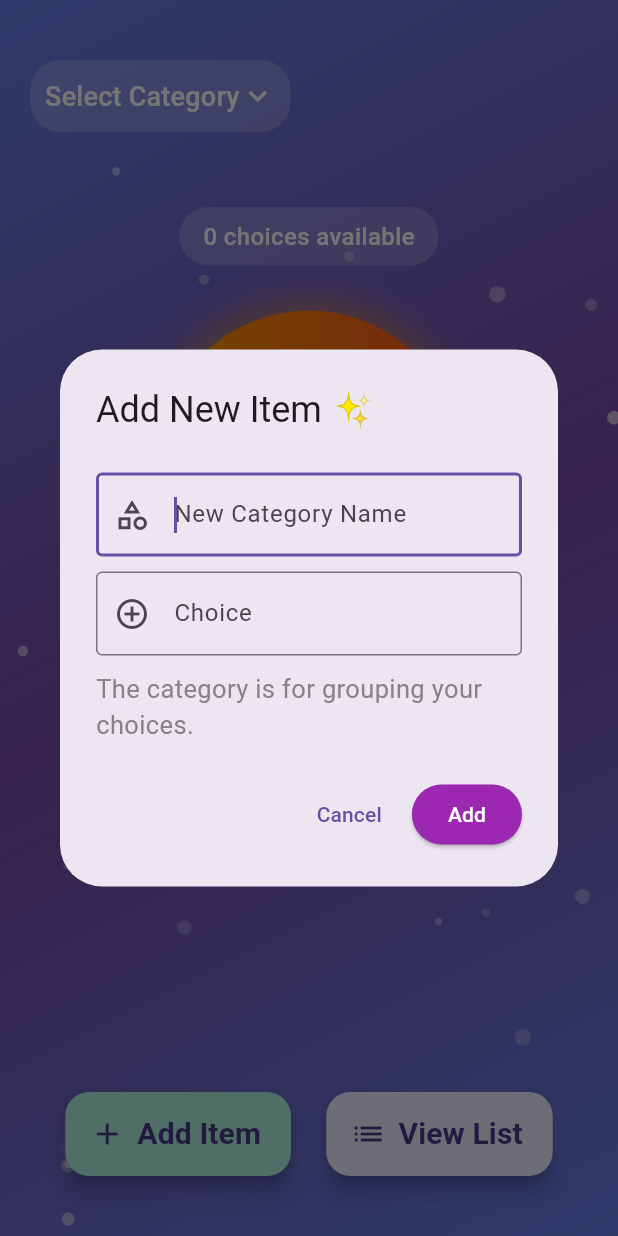
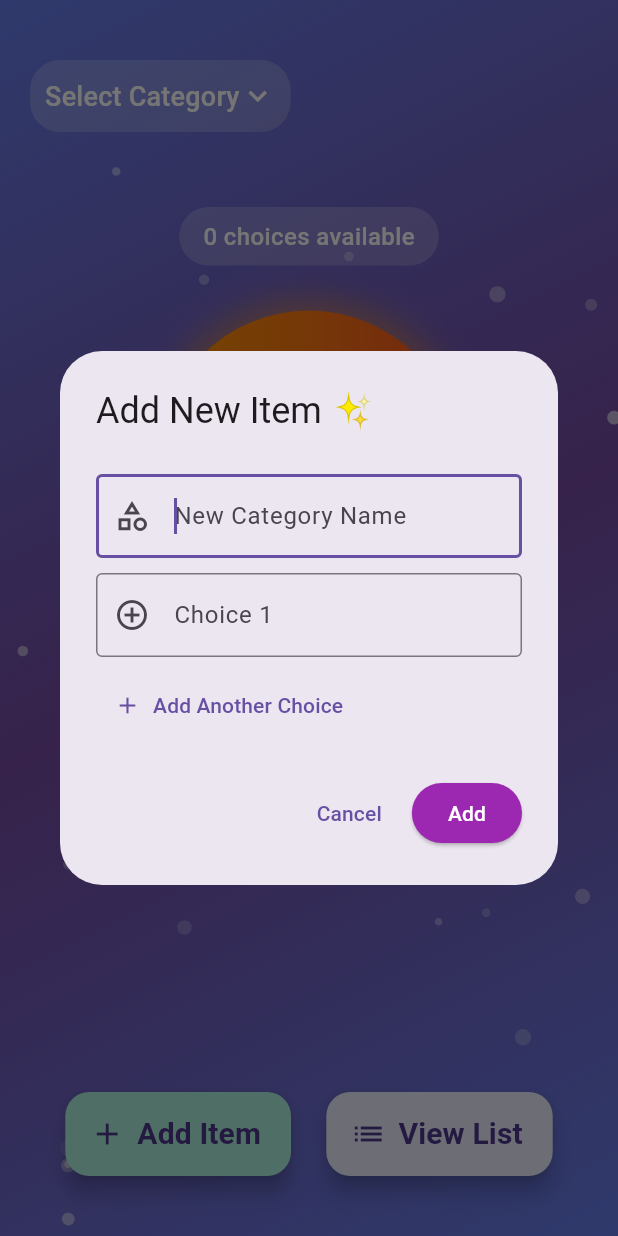
Before and after one commit to Feriel080/RandomChoice, a Flutter app: the screen it shows after launch, after a tap on "Add Item", on a phone screen of 412 x 824 dp. Run offline on Flutter 3.47's test engine with Material 3 defaults, Android fonts, the phone set to English and light mode, and no system bars; our stand-ins replace logger, shared_preferences; Roboto replaces fonts that are missing (Caveat).

Commit message:
adding new feature

```diff
--- a/lib/widgets/add_choice_dialog.dart
+++ b/lib/widgets/add_choice_dialog.dart
@@ -15,7 +15,9 @@ class AddChoiceDialog extends StatefulWidget {
 }
 
 class _AddChoiceDialogState extends State<AddChoiceDialog> {
-  final TextEditingController _choiceController = TextEditingController();
+  final List<TextEditingController> _choiceControllers = [
+    TextEditingController(),
+  ];
   final TextEditingController _categoryController = TextEditingController();
   bool _isLoading = false;
   bool _submitted = false;
@@ -30,7 +32,9 @@ class _AddChoiceDialogState extends State<AddChoiceDialog> {
 
   @override
   void dispose() {
-    _choiceController.dispose();
+    for (final controller in _choiceControllers) {
+      controller.dispose();
+    }
     _categoryController.dispose();
     super.dispose();
   }
@@ -41,11 +45,27 @@ class _AddChoiceDialogState extends State<AddChoiceDialog> {
         : _selectedExistingCategory ?? '';
   }
 
+  void _addChoiceField() {
+    setState(() {
+      _choiceControllers.add(TextEditingController());
+    });
+  }
+
+  void _removeChoiceField(int index) {
+    setState(() {
+      _choiceControllers[index].dispose();
+      _choiceControllers.removeAt(index);
+    });
+  }
+
   Future<void> _addChoice() async {
-    final choice = _choiceController.text.trim();
     final category = _resolvedCategory;
+    final choices = _choiceControllers
+        .map((c) => c.text.trim())
+        .where((c) => c.isNotEmpty)
+        .toList();
 
-    if (choice.isEmpty || category.isEmpty) {
+    if (choices.isEmpty || category.isEmpty) {
       setState(() => _submitted = true);
       return;
     }
@@ -53,7 +73,9 @@ class _AddChoiceDialogState extends State<AddChoiceDialog> {
     setState(() => _isLoading = true);
 
     try {
+      for (final choice in choices) {
         await widget.onAdd(category, choice);
+      }
       if (mounted) {
         Navigator.pop(context);
       }
@@ -84,6 +106,9 @@ class _AddChoiceDialogState extends State<AddChoiceDialog> {
   @override
   Widget build(BuildContext context) {
     final categoryIsEmpty = _categoryController.text.trim().isEmpty;
+    final allChoicesEmpty = _choiceControllers.every(
+      (c) => c.text.trim().isEmpty,
+    );
 
     return AlertDialog(
       title: const Text('Add New Item ✨'),
@@ -95,17 +120,17 @@ class _AddChoiceDialogState extends State<AddChoiceDialog> {
             children: [
               if (widget.existingCategories.isNotEmpty)
                 ToggleButtons(
-                isSelected: [
-                  !_creatingNewCategory,
-                  _creatingNewCategory,
-                ],
+                  isSelected: [!_creatingNewCategory, _creatingNewCategory],
                   onPressed: (index) {
                     setState(() {
                       _creatingNewCategory = index == 1;
                     });
                   },
                   borderRadius: BorderRadius.circular(8),
-                constraints: const BoxConstraints(minHeight: 36, minWidth: 100),
+                  constraints: const BoxConstraints(
+                    minHeight: 36,
+                    minWidth: 100,
+                  ),
                   children: const [
                     Padding(
                       padding: EdgeInsets.symmetric(horizontal: 12),
@@ -131,17 +156,14 @@ class _AddChoiceDialogState extends State<AddChoiceDialog> {
                   mouseCursor: SystemMouseCursors.click,
                   dropdownMenuItemMouseCursor: SystemMouseCursors.click,
                   items: widget.existingCategories.map((cat) {
-                  return DropdownMenuItem(
-                    value: cat,
-                    child: Text(cat),
-                  );
+                    return DropdownMenuItem(value: cat, child: Text(cat));
                   }).toList(),
                   onChanged: (val) {
                     setState(() {
                       _selectedExistingCategory = val;
                       if (_submitted) setState(() {});
                     });
-                }
+                  },
                 )
               else
                 TextField(
@@ -158,26 +180,54 @@ class _AddChoiceDialogState extends State<AddChoiceDialog> {
                   onSubmitted: (_) => _addChoice(),
                 ),
               const SizedBox(height: 10),
-              TextField(
-                controller: _choiceController,
+              ..._choiceControllers.asMap().entries.map((entry) {
+                final index = entry.key;
+                final controller = entry.value;
+
+                return Padding(
+                  padding: const EdgeInsets.only(bottom: 8),
+                  child: Row(
+                    children: [
+                      Expanded(
+                        child: TextField(
+                          controller: controller,
                           decoration: _fieldDecoration(
-                  hint: 'Choice',
+                            hint: 'Choice ${index + 1}',
                             icon: Icons.add_circle_outline,
-                  isEmpty: _choiceController.text.trim().isEmpty,
+                            isEmpty: index == 0 && allChoicesEmpty,
                           ),
                           onChanged: (_) {
                             if (_submitted) setState(() {});
                           },
                           onSubmitted: (_) => _addChoice(),
                         ),
-              const SizedBox(height: 10),
-              const Text(
-                'The category is for grouping your choices.',
-                style: TextStyle(
-                  fontSize: 17,
-                  color: Color.fromARGB(255, 133, 131, 131),
+                      ),
+                      if (_choiceControllers.length > 1)
+                        IconButton(
+                          icon: const Icon(Icons.remove_circle_outline),
+                          color: Colors.redAccent,
+                          onPressed: () => _removeChoiceField(index),
+                        ),
+                    ],
+                  ),
+                );
+              }),
+              Align(
+                alignment: Alignment.centerLeft,
+                child: TextButton.icon(
+                  onPressed: _addChoiceField,
+                  icon: const Icon(Icons.add),
+                  label: const Text('Add Another Choice'),
                 ),
               ),
+              // const SizedBox(height: 10),
+              // const Text(
+              //   'The category is for grouping your choices.',
+              //   style: TextStyle(
+              //     fontSize: 17,
+              //     color: Color.fromARGB(255, 133, 131, 131),
+              //   ),
+              // ),
             ],
           ),
         ),
```
Lines whose indentation alone changed are shown as unchanged.
